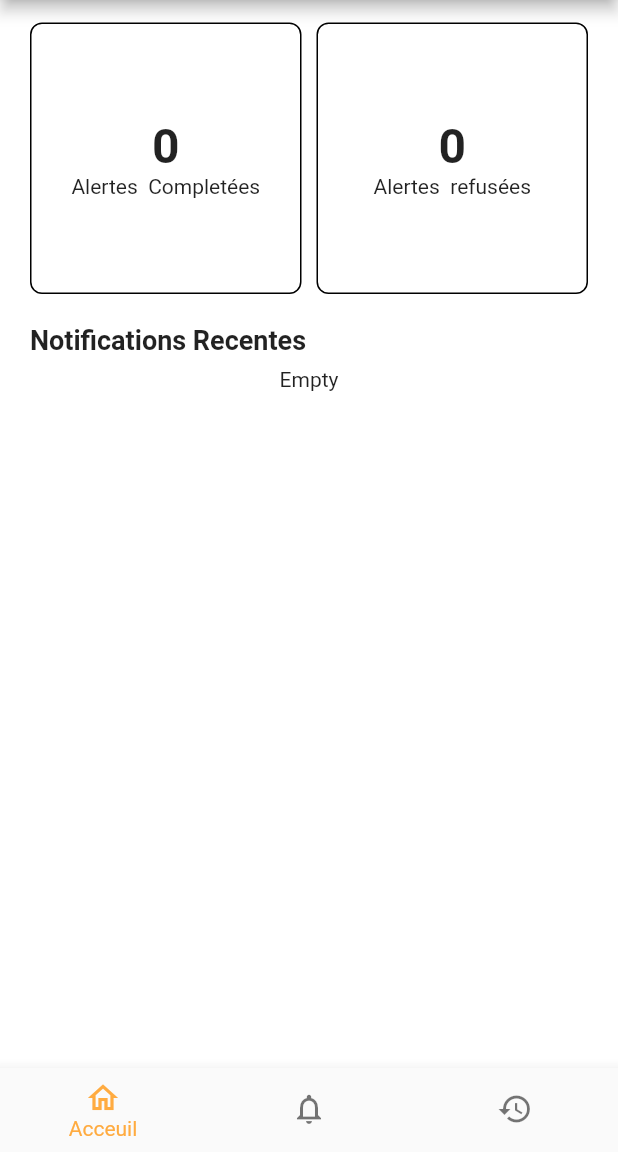
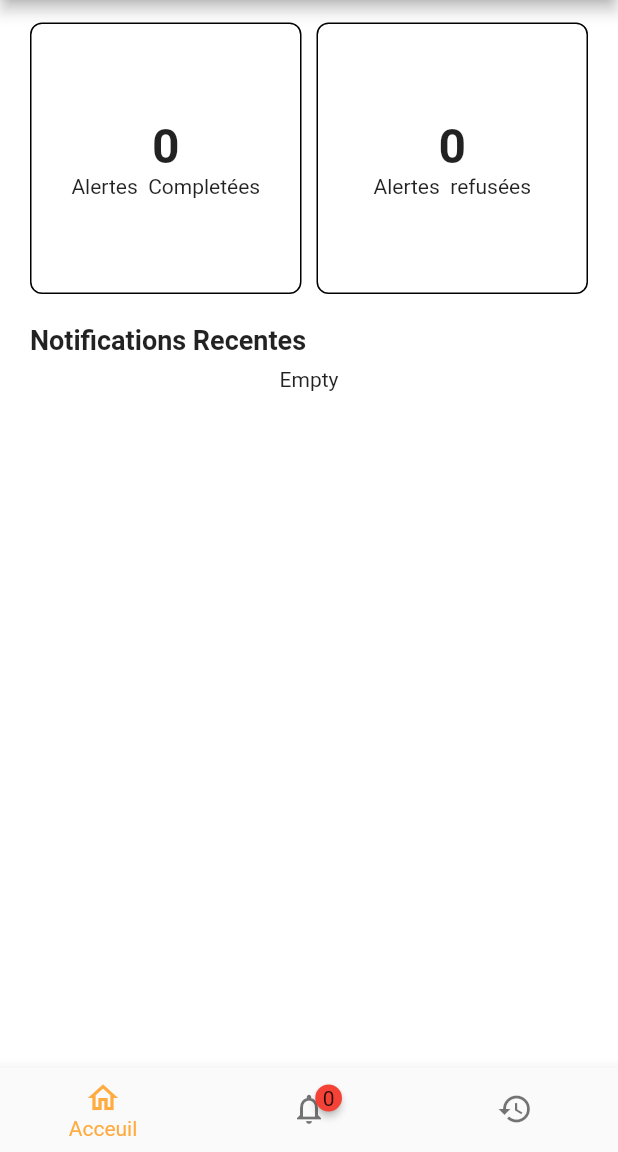
Before and after one commit to prudent-migabo/julishap, a Flutter app: the HomeScreen screen opened by its route, on a phone screen of 412 x 824 dp, the part 84-1236 px from its top. Run offline on Flutter 3.47's test engine with Material 2 defaults, Android fonts, the phone set to English and light mode, and no system bars; drawn by our look-alikes of badges; our stand-ins replace bloc, cloud_firestore, dio, equatable, firebase_auth, firebase_core and 5 more; missing offline and left inert: flutter_map_location_marker; accounts and stored records are empty; Roboto replaces fonts that are missing (Questrial); statements that could not run were skipped.

Commit message:
pending notifications badge added

```diff
--- a/julishap_police/lib/presentation/screens/home_screen/home_screen.dart
+++ b/julishap_police/lib/presentation/screens/home_screen/home_screen.dart
@@ -1,7 +1,9 @@
 import 'package:flutter/material.dart';
 import 'package:flutter_bloc/flutter_bloc.dart';
+import 'package:julishap_police/business_logic/cubits/alerts_cubit/alerts_cubit.dart';
 import 'package:julishap_police/data/data.dart';
 import 'package:julishap_police/presentation/presentation.dart';
+import 'package:badges/badges.dart' as badges;
 
 import '../../../main.dart';
 
@@ -55,9 +57,17 @@ class _HomeScreenState extends State<HomeScreen> {
         showSelectedLabels: true,
         showUnselectedLabels: false,
         selectedItemColor: Theme.of(context).primaryColor,
-        items: const [
+        items: [
           BottomNavigationBarItem(icon: Icon(Icons.home_outlined),label: 'Acceuil'),
-          BottomNavigationBarItem(icon: Icon(Icons.notifications_none),label: "Notifications"),
+          BottomNavigationBarItem(icon: BlocBuilder<AlertsCubit, AlertsState>(
+               builder: (context, state) {
+                  List<AlertModel> alerts= state.notificationAlerts.where((e) =>e.status=='pending').toList();
+                    return badges.Badge(
+                      badgeContent: Text(alerts.length.toString()),
+                      child: Icon(Icons.notifications_none),
+                    );
+              },
+           ),label: "Notifications"),
           BottomNavigationBarItem(icon: Icon(Icons.history), label: 'Historique'),
         ],
       ),
--- a/julishap_police/pubspec.yaml
+++ b/julishap_police/pubspec.yaml
@@ -47,6 +47,7 @@ dependencies:
   fluttertoast:
   dio:
   flutter_map_location_marker:
+  badges:
 
 dev_dependencies:
   flutter_test:
--- a/pubspec.yaml
+++ b/pubspec.yaml
@@ -45,6 +45,7 @@ dependencies:
   firebase_auth:
   cloud_firestore:
   fluttertoast:
+
 
 
 
```
Also changed, not shown: julishap_police/pubspec.lock.
